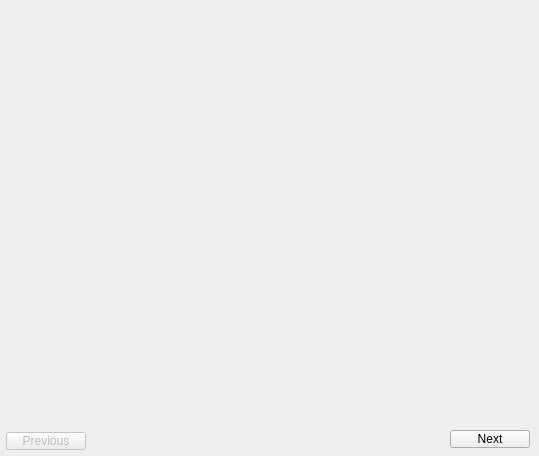
DimitriChrysafis/CollegeDistanceProject, file forms/tripdialog.ui: the form before one commit.
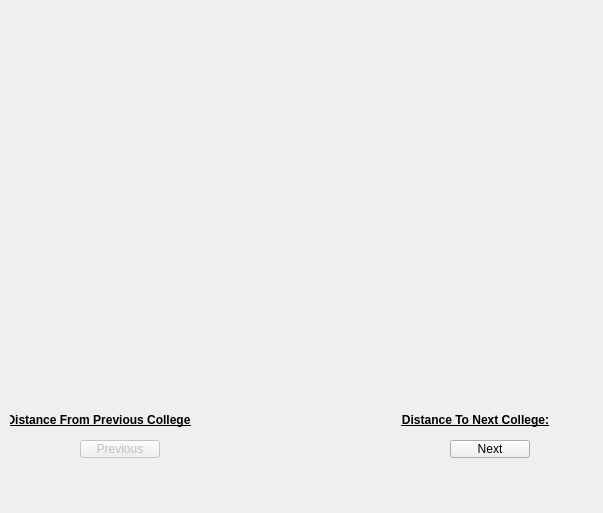
The form after the commit.

What changed in the file:
```diff
--- a/forms/tripdialog.ui
+++ b/forms/tripdialog.ui
@@ -6,8 +6,8 @@
    <rect>
     <x>0</x>
     <y>0</y>
-    <width>539</width>
-    <height>456</height>
+    <width>603</width>
+    <height>513</height>
    </rect>
   </property>
   <property name="windowTitle">
@@ -19,8 +19,8 @@
    </property>
    <property name="geometry">
     <rect>
-     <x>6</x>
-     <y>432</y>
+     <x>80</x>
+     <y>440</y>
      <width>80</width>
      <height>18</height>
     </rect>
@@ -33,7 +33,7 @@
    <property name="geometry">
     <rect>
      <x>450</x>
-     <y>430</y>
+     <y>440</y>
      <width>80</width>
      <height>18</height>
     </rect>
@@ -45,9 +45,9 @@
   <widget class="QLabel" name="label_collegeName">
    <property name="geometry">
     <rect>
-     <x>110</x>
+     <x>40</x>
      <y>30</y>
-     <width>300</width>
+     <width>521</width>
      <height>41</height>
     </rect>
    </property>
@@ -65,6 +65,94 @@
     <set>Qt::AlignCenter</set>
    </property>
   </widget>
+  <widget class="QLabel" name="label_distance_next">
+   <property name="geometry">
+    <rect>
+     <x>550</x>
+     <y>410</y>
+     <width>51</width>
+     <height>21</height>
+    </rect>
+   </property>
+   <property name="font">
+    <font>
+     <bold>true</bold>
+     <underline>false</underline>
+    </font>
+   </property>
+   <property name="text">
+    <string/>
+   </property>
+   <property name="alignment">
+    <set>Qt::AlignCenter</set>
+   </property>
+  </widget>
+  <widget class="QLabel" name="label_next">
+   <property name="geometry">
+    <rect>
+     <x>400</x>
+     <y>410</y>
+     <width>151</width>
+     <height>20</height>
+    </rect>
+   </property>
+   <property name="font">
+    <font>
+     <bold>true</bold>
+     <underline>true</underline>
+    </font>
+   </property>
+   <property name="text">
+    <string>Distance To Next College:</string>
+   </property>
+   <property name="alignment">
+    <set>Qt::AlignCenter</set>
+   </property>
+  </widget>
+  <widget class="QLabel" name="label_previous">
+   <property name="geometry">
+    <rect>
+     <x>10</x>
+     <y>410</y>
+     <width>181</width>
+     <height>20</height>
+    </rect>
+   </property>
+   <property name="font">
+    <font>
+     <bold>true</bold>
+     <underline>true</underline>
+    </font>
+   </property>
+   <property name="text">
+    <string>Distance From Previous College:</string>
+   </property>
+   <property name="alignment">
+    <set>Qt::AlignCenter</set>
+   </property>
+  </widget>
+  <widget class="QLabel" name="label_distance_previous">
+   <property name="geometry">
+    <rect>
+     <x>190</x>
+     <y>410</y>
+     <width>61</width>
+     <height>21</height>
+    </rect>
+   </property>
+   <property name="font">
+    <font>
+     <bold>true</bold>
+     <underline>false</underline>
+    </font>
+   </property>
+   <property name="text">
+    <string/>
+   </property>
+   <property name="alignment">
+    <set>Qt::AlignCenter</set>
+   </property>
+  </widget>
  </widget>
  <resources/>
  <connections/>
```
